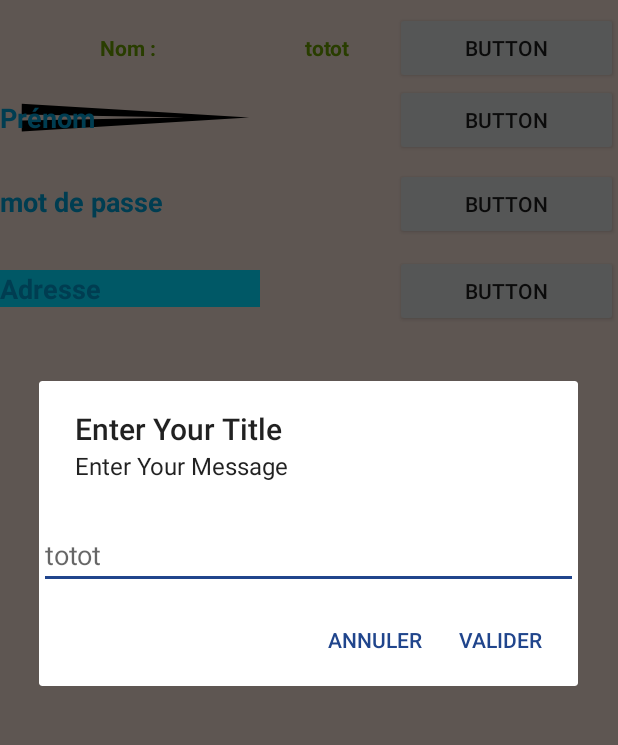
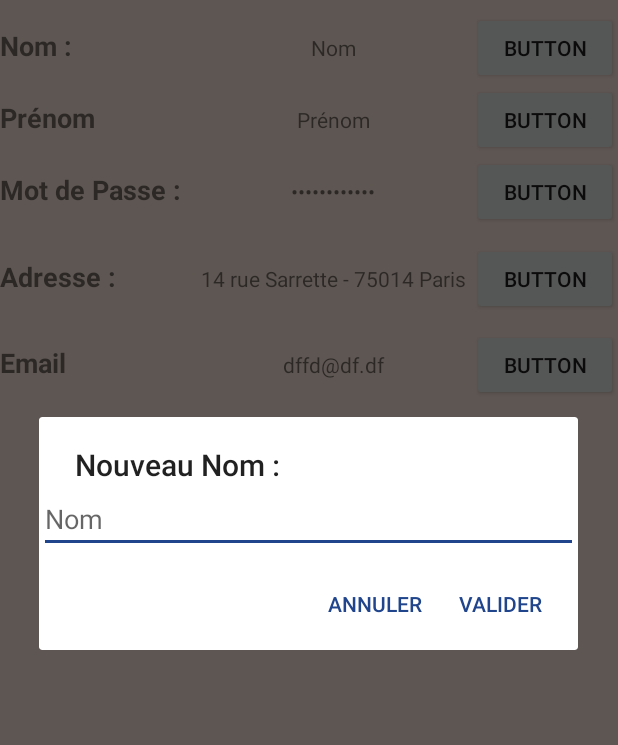
Before and after one commit to nicolas07/Projetrse, an Android app: the fragment UserAccountFragment placed in its activity, after a tap on "BUTTON", on a phone screen of 412 x 824 dp, the part 84-829 px from its top. Run offline under Robolectric (Android 15) with nearby library versions, the phone set to English and light mode, and no system bars.

Commit message:
Maj UserAccount

```diff
--- a/app/build.gradle
+++ b/app/build.gradle
@@ -27,4 +27,5 @@ dependencies {
     testImplementation 'junit:junit:4.12'
     androidTestImplementation 'com.android.support.test:runner:1.0.2'
     androidTestImplementation 'com.android.support.test.espresso:espresso-core:3.0.2'
+    implementation 'com.google.code.gson:gson:2.8.5'
 }
--- a/app/src/main/java/com/example/projet_rse/MainActivity.java
+++ b/app/src/main/java/com/example/projet_rse/MainActivity.java
@@ -17,6 +17,7 @@ import android.view.MenuItem;
 public class MainActivity extends AppCompatActivity
         implements NavigationView.OnNavigationItemSelectedListener {
 
+    // TODO: splash screen
     private Toolbar toolbar;
     private DrawerLayout drawerLayout;
     private NavigationView navigationView;
--- a/app/src/main/java/com/example/projet_rse/UserAccount.java
+++ b/app/src/main/java/com/example/projet_rse/UserAccount.java
@@ -3,16 +3,10 @@ package com.example.projet_rse;
 public class UserAccount {
 
     private String Name;
-    private String ForName;
+    private String FirstName;
     private String Address;
     private String Password;
-
-    public UserAccount(String name, String forName, String address, String password) {
-        Name = name;
-        ForName = forName;
-        Address = address;
-        Password = password;
-    }
+    private String Email;
 
     public String getName() {
         return Name;
@@ -22,12 +16,12 @@ public class UserAccount {
         Name = name;
     }
 
-    public String getForName() {
-        return ForName;
+    public String getFirstName() {
+        return FirstName;
     }
 
-    public void setForName(String forName) {
-        ForName = forName;
+    public void setFirstName(String firstName) {
+        FirstName = firstName;
     }
 
     public String getAddress() {
@@ -45,4 +39,20 @@ public class UserAccount {
     public void setPassword(String password) {
         Password = password;
     }
+
+    public String getEmail() {
+        return Email;
+    }
+
+    public void setEmail(String email) {
+        Email = email;
+    }
+
+    public UserAccount(String name, String firstName, String address, String password, String email) {
+        Name = name;
+        FirstName = firstName;
+        Address = address;
+        Password = password;
+        Email = email;
+    }
 }
--- a/app/src/main/java/com/example/projet_rse/UserAccountFragment.java
+++ b/app/src/main/java/com/example/projet_rse/UserAccountFragment.java
@@ -5,6 +5,7 @@ import android.content.DialogInterface;
 import android.os.Bundle;
 import android.support.v4.app.Fragment;
 import android.text.Editable;
+import android.text.InputType;
 import android.view.LayoutInflater;
 import android.view.View;
 import android.view.ViewGroup;
@@ -13,55 +14,156 @@ import android.widget.EditText;
 import android.widget.TextView;
 import android.widget.Toast;
 
-public class UserAccountFragment extends Fragment {
+public class UserAccountFragment extends Fragment implements View.OnClickListener {
 
-    private TextView Name;
-    private Button Edit;
+    private TextView TextViewName;
+    private TextView TextViewFirstName;
+    private TextView TextViewAddress;
+    private TextView TextViewEmail;
+    private TextView TextViewPassword;
 
-    // TODO : Ajouter les TextView + bouton par champ
+    private Button ButtonEditName;
+    private Button ButtonEditFirstName;
+    private Button ButtonEditAddress;
+    private Button ButtonEditEmail;
+    private Button ButtonEditPassword;
+
+    private UserAccount userAccount;
+
     // TODO : Imagebutton Edit
+    // TODO : Maj des TextView après dismiss des alertdialog
 
     public static UserAccountFragment newInstance() {
         return (new UserAccountFragment());
     }
 
     @Override
+    public void onResume() {
+        super.onResume();
+    }
+
+    @Override
+    public void onPause() {
+        super.onPause();
+    }
+
+    @Override
     public View onCreateView(LayoutInflater inflater, ViewGroup container, Bundle savedInstanceState) {
 
+        userAccount = new UserAccount("Nom","Prénom","14 rue Sarrette - 75014 Paris","sdfsgfdgdgdg","dffd@df.df");
+
+
         View view = inflater.inflate(R.layout.fragment_useraccount, container, false);
-        Name = (TextView) view.findViewById(R.id.tv_Name);
-        Edit = (Button) view.findViewById(R.id.button_edit);
-        Name.setText("totot");
-        Edit.setOnClickListener(new View.OnClickListener() {
-            @Override
-            public void onClick(View v) {
+        TextViewName = (TextView) view.findViewById(R.id.tv_Name);
+        TextViewFirstName = (TextView) view.findViewById(R.id.tv_FirstName);
+        TextViewAddress = (TextView) view.findViewById(R.id.tv_Address);
+        TextViewEmail = (TextView) view.findViewById(R.id.tv_EMail);
+        TextViewPassword = (TextView) view.findViewById(R.id.tv_Password);
 
-                Toast.makeText(getActivity(),Integer.toString(v.getId()),Toast.LENGTH_LONG).show();
+        TextViewName.setText(userAccount.getName());
+        TextViewFirstName.setText(userAccount.getFirstName());
+        TextViewAddress.setText(userAccount.getAddress());
+        TextViewEmail.setText(userAccount.getEmail());
+        TextViewPassword.setText(userAccount.getPassword());
 
-                AlertDialog.Builder alert = new AlertDialog.Builder(getActivity());
-                final EditText edittext = new EditText(getActivity());
-                alert.setMessage("Enter Your Message");
-                alert.setTitle("Enter Your Title");
+        ButtonEditName = (Button) view.findViewById(R.id.bt_EditName);
+        ButtonEditName.setOnClickListener(this);
+        ButtonEditFirstName = (Button) view.findViewById(R.id.bt_EditFirstName);
+        ButtonEditFirstName.setOnClickListener(this);
+        ButtonEditAddress = (Button) view.findViewById(R.id.bt_EditAddress);
+        ButtonEditAddress.setOnClickListener(this);
+        ButtonEditEmail= (Button) view.findViewById(R.id.bt_EditEMail);
+        ButtonEditEmail.setOnClickListener(this);
+        ButtonEditPassword = (Button) view.findViewById(R.id.bt_EditPassword);
+        ButtonEditPassword.setOnClickListener(this);
 
-                alert.setView(edittext);
-                edittext.setHint(Name.getText().toString());
+        UserAccountHelper userAccountHelper = new UserAccountHelper(getActivity());
+        userAccountHelper.StoreUserAccount(userAccount);
+        UserAccount acc = userAccountHelper.GetUserAccount();
+
+        return view;
+    }
+
+
+    @Override
+    public void onClick(View v) {
+
+        int i = v.getId();
+
+        String message = "";
+        String title = "";
+        String hint = "";
+
+        AlertDialog.Builder alert = new AlertDialog.Builder(getActivity());
+        final EditText SimpleEditText = new EditText(getActivity());
+        alert.setView(SimpleEditText);
+        switch (i){
+            case R.id.bt_EditAddress:
+                title = "Nouvelle Adresse : ";
+                hint = userAccount.getAddress();
                 alert.setPositiveButton("Valider", new DialogInterface.OnClickListener() {
                     public void onClick(DialogInterface dialog, int whichButton) {
-
-                        String YouEditTextValue = edittext.getText().toString();
+                    String input = SimpleEditText.getText().toString();
+                    userAccount.setAddress(input);
                     }
                 });
-
-                alert.setNegativeButton("Annuler", new DialogInterface.OnClickListener() {
+                break;
+            case R.id.bt_EditEMail:
+                title = "Nouvel Email :";
+                hint = userAccount.getEmail();
+                alert.setPositiveButton("Valider", new DialogInterface.OnClickListener() {
                     public void onClick(DialogInterface dialog, int whichButton) {
-                        // what ever you want to do with No option.
+                        String input = SimpleEditText.getText().toString();
+                        userAccount.setEmail(input);
                     }
                 });
+                break;
+            case R.id.bt_EditFirstName:
+                title = "Nouveau Prénom :";
+                hint = userAccount.getFirstName();
+                alert.setPositiveButton("Valider", new DialogInterface.OnClickListener() {
+                    public void onClick(DialogInterface dialog, int whichButton) {
+                        String input = SimpleEditText.getText().toString();
+                        userAccount.setFirstName(input);
+                    }
+                });
+                break;
+            case R.id.bt_EditName:
+                title = "Nouveau Nom :";
+                hint = userAccount.getName();
+                alert.setPositiveButton("Valider", new DialogInterface.OnClickListener() {
+                    public void onClick(DialogInterface dialog, int whichButton) {
+                        String input = SimpleEditText.getText().toString();
+                        userAccount.setName(input);
+                    }
+                });
+                break;
+            case R.id.bt_EditPassword:
+                title = "Nouveau Mot De Passe :";
+                SimpleEditText.setInputType(InputType.TYPE_TEXT_VARIATION_PASSWORD);
+                hint = userAccount.getPassword();
+                alert.setPositiveButton("Valider", new DialogInterface.OnClickListener() {
+                    public void onClick(DialogInterface dialog, int whichButton) {
+                        String input = SimpleEditText.getText().toString();
+                        userAccount.setPassword(input);
+                    }
+                });
+                break;
+            default:
+                break;
+        }
+        SimpleEditText.setHint(hint);
+        alert.setTitle(title);
 
-                alert.show();
+        alert.setNegativeButton("Annuler", new DialogInterface.OnClickListener() {
+            public void onClick(DialogInterface dialog, int whichButton) {
+                // what ever you want to do with No option.
             }
         });
 
-        return view;
+        alert.show();
+
+        UserAccountHelper userAccountHelper = new UserAccountHelper(getActivity());
+        userAccountHelper.StoreUserAccount(userAccount);
     }
 }
--- /dev/null
+++ b/app/src/main/java/com/example/projet_rse/UserAccountHelper.java
@@ -0,0 +1,37 @@
+package com.example.projet_rse;
+
+import android.content.Context;
+import android.content.SharedPreferences;
+
+import com.google.gson.Gson;
+
+import java.nio.channels.FileChannel;
+
+import static android.content.Context.MODE_PRIVATE;
+
+public class UserAccountHelper {
+
+    public static final String MY_PREFS_NAME = "MyPrefsFile";
+    private SharedPreferences UserAccountPreferences;
+
+    public UserAccountHelper(Context context) {
+        UserAccountPreferences = context.getSharedPreferences(MY_PREFS_NAME,MODE_PRIVATE);
+    }
+
+    public UserAccount GetUserAccount(){
+        Gson gson = new Gson();
+        String json = UserAccountPreferences.getString("userAccount", "");
+        UserAccount obj = gson.fromJson(json, UserAccount.class);
+        return obj;
+    }
+
+    public void StoreUserAccount(UserAccount userAccount){
+
+        SharedPreferences.Editor prefsEditor = UserAccountPreferences.edit();
+        Gson gson = new Gson();
+        String json = gson.toJson(userAccount);
+        prefsEditor.putString("userAccount", json);
+        prefsEditor.commit();
+
+    }
+}
--- a/app/src/main/res/layout/fragment_useraccount.xml
+++ b/app/src/main/res/layout/fragment_useraccount.xml
@@ -14,19 +14,15 @@
         <TableRow>
             <TextView
                 android:layout_weight="1"
-                android:gravity="center"
-                android:text="Nom : "
-                android:textColor="@android:color/holo_green_dark"
+                android:text="Nom :"
+                android:textSize="18sp"
                 android:textStyle="bold" />
-
             <TextView
                 android:id="@+id/tv_Name"
                 android:layout_weight="1"
-                android:gravity="center"
-                android:textColor="@android:color/holo_green_dark"
-                android:textStyle="bold" />
+                android:gravity="center" />
             <Button
-                android:id="@+id/button_edit"
+                android:id="@+id/bt_EditName"
                 android:layout_width="wrap_content"
                 android:layout_height="wrap_content"
                 android:layout_weight="1"
@@ -36,40 +32,32 @@
             <TextView
                 android:layout_weight="1"
                 android:text="Prénom"
-                android:textColor="@android:color/holo_blue_dark"
                 android:textSize="18sp"
-                android:textStyle="bold"
-            android:background="@drawable/ic_menu_send" />
+                android:textStyle="bold" />
             <TextView
-                android:id="@+id/tv_VorName"
+                android:id="@+id/tv_FirstName"
                 android:layout_weight="1"
-                android:gravity="center"
-                android:textColor="@android:color/holo_green_dark"
-                android:textStyle="bold" />
+                android:gravity="center" />
             <Button
-                android:id="@+id/bt_editVorName"
+                android:id="@+id/bt_EditFirstName"
                 android:layout_width="wrap_content"
                 android:layout_height="wrap_content"
                 android:layout_weight="1"
                 android:text="Button" />
-
         </TableRow>
-        <TableRow android:layout_marginTop="8dp">
+        <TableRow>
             <TextView
                 android:layout_weight="1"
-                android:text="mot de passe "
-                android:textColor="@android:color/holo_blue_dark"
+                android:text="Mot de Passe :"
                 android:textSize="18sp"
                 android:textStyle="bold" />
             <TextView
-                android:id="@+id/tvPassword"
+                android:id="@+id/tv_Password"
                 android:layout_weight="1"
                 android:gravity="center"
-                android:textColor="@android:color/holo_green_dark"
-                android:textStyle="bold"
                 android:inputType="textPassword" />
             <Button
-                android:id="@+id/bt_editPassword"
+                android:id="@+id/bt_EditPassword"
                 android:layout_width="wrap_content"
                 android:layout_height="wrap_content"
                 android:layout_weight="1"
@@ -79,31 +67,38 @@
         <TableRow>
             <TextView
                 android:layout_weight="1"
-                android:background="@android:color/holo_blue_bright"
-                android:text="Adresse"
-                android:textColor="@android:color/holo_blue_dark"
+                android:text="Adresse :"
                 android:textSize="18sp"
                 android:textStyle="bold" />
             <TextView
-                android:id="@+id/tvAddress"
+                android:id="@+id/tv_Address"
                 android:layout_weight="1"
                 android:gravity="center"
-                android:textColor="@android:color/holo_green_dark"
-                android:textStyle="bold"
                 android:maxLines="4"
                 android:lines="4"/>
             <Button
-                android:id="@+id/bt_editAddress"
+                android:id="@+id/bt_EditAddress"
                 android:layout_width="wrap_content"
                 android:layout_height="wrap_content"
                 android:layout_weight="1"
                 android:text="Button" />
         </TableRow>
-
-
+        <TableRow>
+            <TextView
+                android:layout_weight="1"
+                android:text="Email"
+                android:textSize="18sp"
+                android:textStyle="bold" />
+            <TextView
+                android:id="@+id/tv_EMail"
+                android:layout_weight="1"
+                android:gravity="center"/>
+            <Button
+                android:id="@+id/bt_EditEMail"
+                android:layout_width="wrap_content"
+                android:layout_height="wrap_content"
+                android:layout_weight="1"
+                android:text="Button"/>
+        </TableRow>
     </TableLayout>
-
-
-
-
 </LinearLayout>
```
